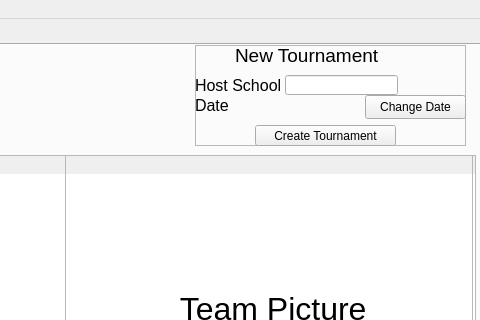
The window that Forensics_Organizer.ui (goldRust/4n6_tracker) describes before a commit, drawn with Qt 5; both pictures show x 587 to 1067 and y 0 to 320 of the 1067 by 862 pixel window.
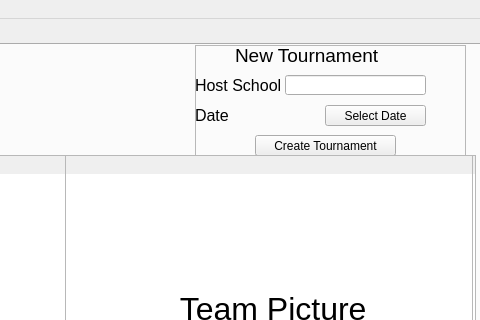
The same window after the commit. The open tabs and pages were chosen to show the change.

```diff
--- a/Forensics_Organizer.ui
+++ b/Forensics_Organizer.ui
@@ -659,7 +659,7 @@
         <x>780</x>
         <y>0</y>
         <width>271</width>
-        <height>101</height>
+        <height>111</height>
        </rect>
       </property>
       <property name="frameShape">
@@ -672,7 +672,7 @@
        <property name="geometry">
         <rect>
          <x>60</x>
-         <y>80</y>
+         <y>90</y>
          <width>141</width>
          <height>21</height>
         </rect>
@@ -704,7 +704,7 @@
         <rect>
          <x>90</x>
          <y>30</y>
-         <width>113</width>
+         <width>141</width>
          <height>20</height>
         </rect>
        </property>
@@ -713,7 +713,7 @@
        <property name="geometry">
         <rect>
          <x>0</x>
-         <y>50</y>
+         <y>60</y>
          <width>171</width>
          <height>21</height>
         </rect>
@@ -748,14 +748,14 @@
       <widget class="QPushButton" name="change_date">
        <property name="geometry">
         <rect>
-         <x>170</x>
-         <y>50</y>
+         <x>130</x>
+         <y>60</y>
          <width>101</width>
-         <height>24</height>
+         <height>21</height>
         </rect>
        </property>
        <property name="text">
-        <string>Change Date</string>
+        <string>Select Date</string>
        </property>
       </widget>
      </widget>
```
Left out of the diff: 2 changed lines with no effect on the pictures.
